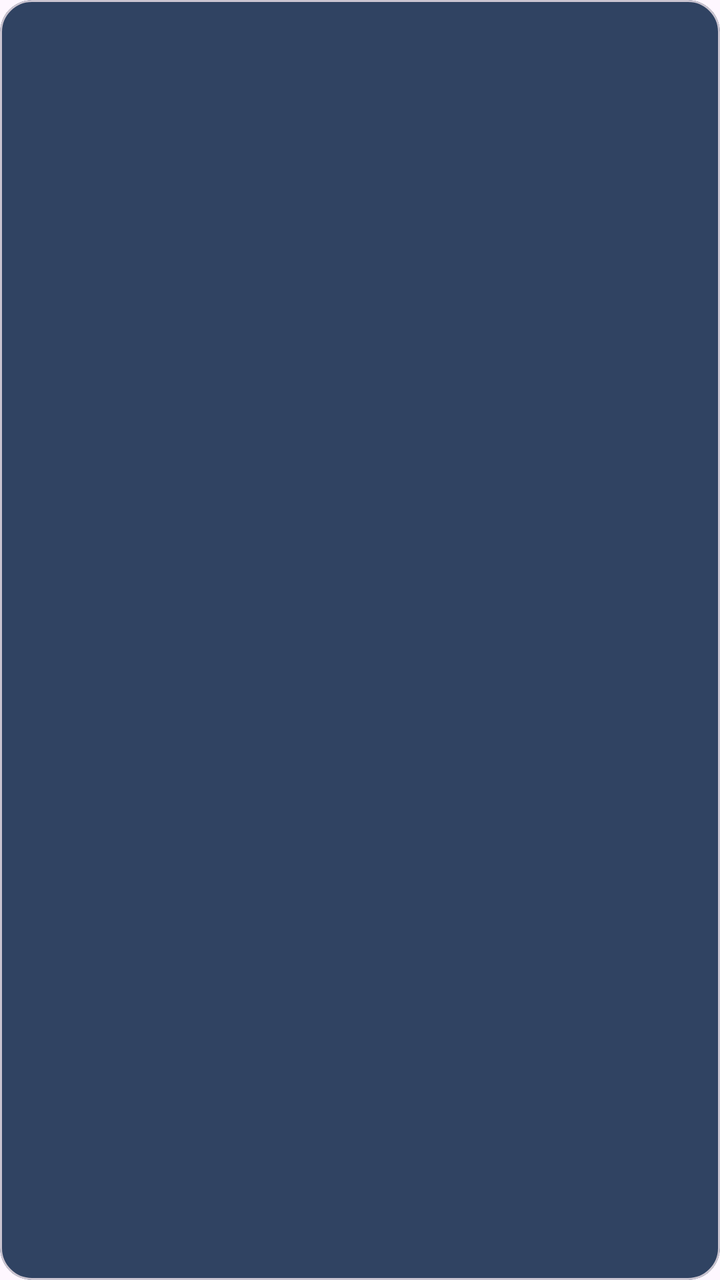
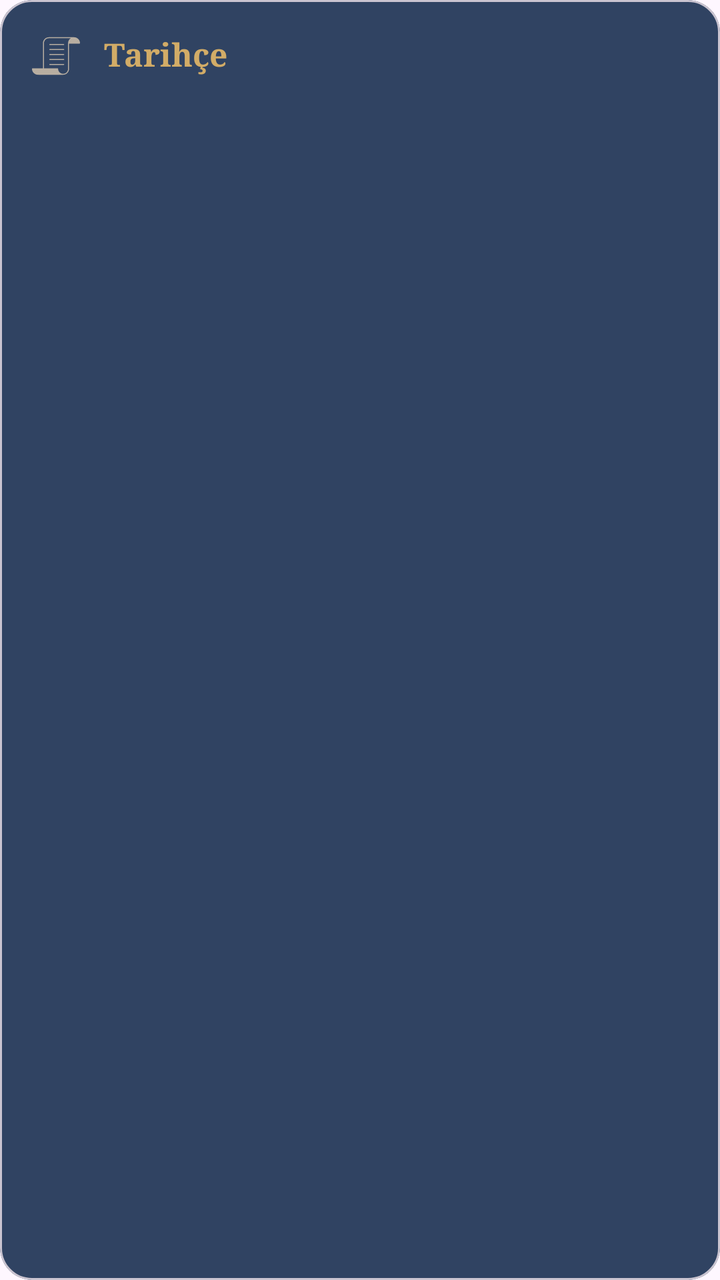

An Android layout rendered at two revisions. The XML below is the earlier revision; the diff shows what the commit changed to produce the second picture.
<!-- AndroidManifest.xml: application theme Theme.Arch_Izmir -->
<!-- res/layout/view_info_card.xml -->
<?xml version="1.0" encoding="utf-8"?>
<com.google.android.material.card.MaterialCardView
    xmlns:android="http://schemas.android.com/apk/res/android"
    xmlns:app="http://schemas.android.com/apk/res-auto"
    style="@style/Widget.App.InfoCard"
    android:layout_width="match_parent"
    android:layout_height="wrap_content">

    <LinearLayout
        android:layout_width="match_parent"
        android:layout_height="wrap_content"
        android:orientation="vertical"
        android:padding="16dp">

        <TextView
            android:id="@+id/tvCardTitle"
            style="@style/TextAppearance.App.CardTitle"
            android:layout_width="wrap_content"
            android:layout_height="wrap_content"
            android:drawablePadding="12dp"
            app:drawableTint="@color/antik" />

        <TextView
            android:id="@+id/tvCardBody"
            android:layout_width="match_parent"
            android:layout_height="wrap_content"
            android:layout_marginTop="8dp"
            android:letterSpacing="0.02"
            android:lineSpacingExtra="4dp"
            android:textColor="@color/card_cream"
            android:textSize="14sp" />
    </LinearLayout>
</com.google.android.material.card.MaterialCardView>
<!-- resources referenced by this layout -->
<resources>
  <color name="antik">#B8AEA1</color>
  <color name="card_cream">#FAEFD4</color>
  <style name="TextAppearance.App.CardTitle" parent="">
          <item name="android:fontFamily">serif</item>
          <item name="android:textSize">16sp</item>
          <item name="android:textStyle">bold</item>
          <item name="android:textColor">@color/chip_bg_selected</item>
      </style>
  <style name="Widget.App.InfoCard" parent="Widget.MaterialComponents.CardView">
          <item name="cardBackgroundColor">#304362</item>
          <item name="cardCornerRadius">16dp</item>
          <item name="cardElevation">0dp</item>
      </style>
  <style name="Theme.Arch_Izmir" parent="Base.Theme.Arch_Izmir" />
  <color name="chip_bg_selected">#D2AC67</color>
  <style name="Base.Theme.Arch_Izmir" parent="Theme.Material3.DayNight.NoActionBar">
          
          
      </style>
</resources>

<!-- the commit's change to res/layout/view_info_card.xml (unified diff, before → after) -->
@@ -18,7 +18,10 @@
             android:layout_width="wrap_content"
             android:layout_height="wrap_content"
             android:drawablePadding="12dp"
-            app:drawableTint="@color/antik" />
+            app:drawableStartCompat="@drawable/ic_paper_history"
+            app:drawableTint="@color/antik"
+            android:text="@string/history_description"
+            />
 
         <TextView
             android:id="@+id/tvCardBody"
<!-- resource entries referenced after the edit -->
@@ -2,6 +2,8 @@
 <resources>
   <color name="antik">#B8AEA1</color>
   <color name="card_cream">#FAEFD4</color>
+  <!-- drawable ic_paper_history: vector/xml drawable (drawable, 2089 chars, omitted) -->
+  <string name="history_description">Tarihçe</string>
   <style name="TextAppearance.App.CardTitle" parent="">
           <item name="android:fontFamily">serif</item>
           <item name="android:textSize">16sp</item>
